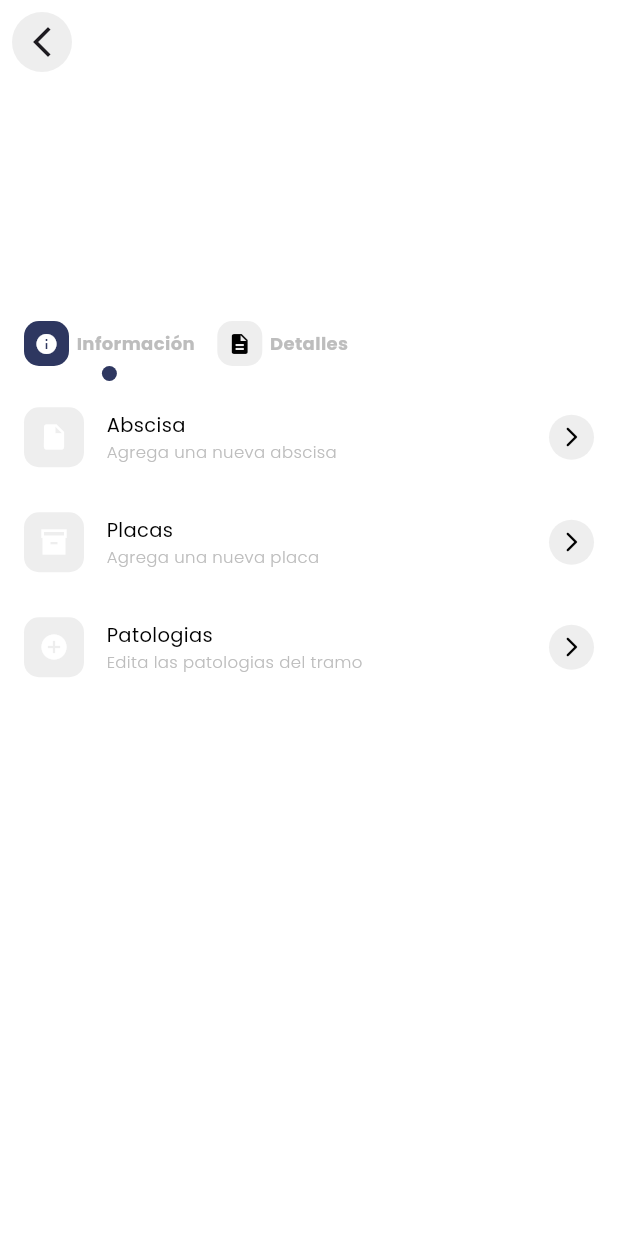
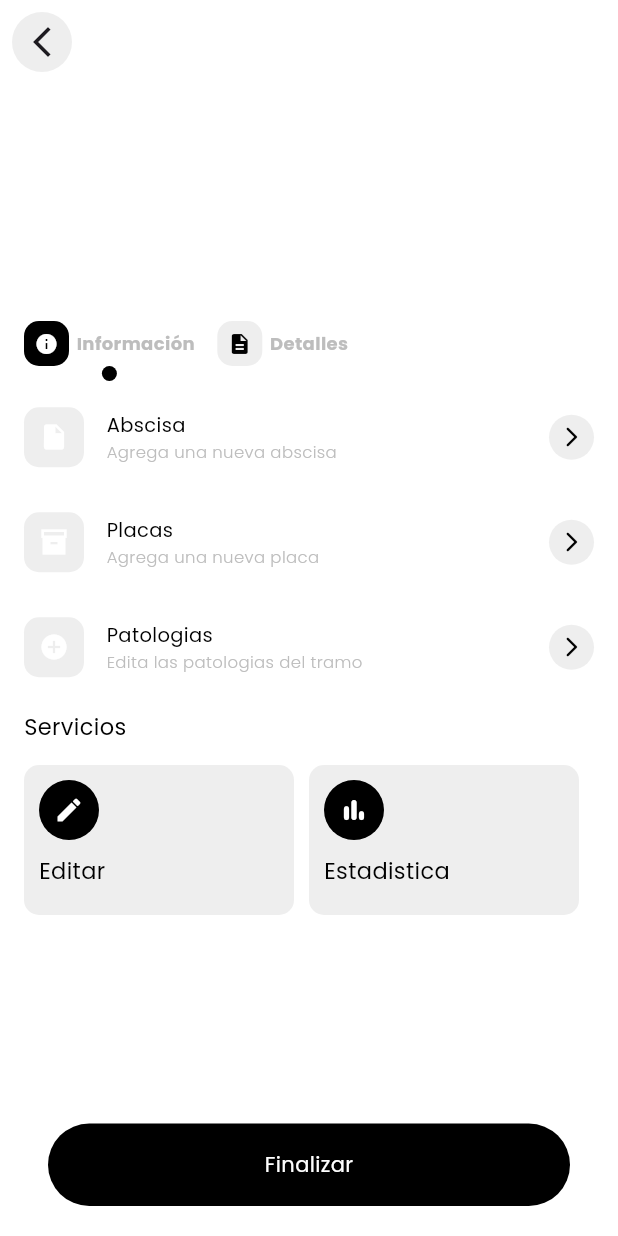
Before and after one commit to davidmateus1202/App_flutter_mobil_proyecto_final, a Flutter app: the ProjectDetails screen opened directly with empty values, on a phone screen of 412 x 824 dp. Run offline on Flutter 3.47's test engine with Material 3 defaults, Android fonts, the phone set to English and light mode, and no system bars; our stand-ins replace cached_network_image, geolocator, google_maps_flutter, hexcolor, image_picker, percent_indicator and 2 more; accounts and stored records are empty; network calls fail.

Commit message:
configuracion de navegacion para la edicion de la informacion y cambio de colores principales de la aplicacion

```diff
--- a/lib/Screens/Auth/login.dart
+++ b/lib/Screens/Auth/login.dart
@@ -32,7 +32,7 @@ class _LoginState extends State<Login> {
         mainAxisAlignment: MainAxisAlignment.center,
         crossAxisAlignment: CrossAxisAlignment.center,
         children: [
-          Image.asset('assets/images/fondo.png'),
+          Image.asset('assets/images/icon.png'),
           TextWidget(text: 'Inicio de Sesion', fontSize: 25, fontWeight: FontWeight.w500),
           ButtonCustom(context: context, onPressed: () async {formLogin(context);}, text: 'Ingresar'),
           _buildButtonRegister(),
--- a/lib/Screens/project_details.dart
+++ b/lib/Screens/project_details.dart
@@ -2,8 +2,10 @@ import 'package:diapce/Controllers/project_controller.dart';
 import 'package:diapce/Providers/slab_provider.dart';
 import 'package:diapce/Screens/abscisa.dart';
 import 'package:diapce/Screens/Pathologies/pathologies.dart';
+import 'package:diapce/Screens/project_edit.dart';
 import 'package:diapce/Screens/slab.dart';
 import 'package:diapce/Theme/app.dart';
+import 'package:diapce/Widgets/button_custom.dart';
 import 'package:diapce/Widgets/custom_app_bar.dart';
 import 'package:diapce/Widgets/loading_screen.dart';
 import 'package:diapce/Widgets/text_widget.dart';
@@ -59,11 +61,15 @@ class _ProjectDetailsState extends State<ProjectDetails> {
         slab.clearSlabs(),
         Navigator.pop(context)
       }),
-      body: Padding(
+      body: loading
+              ? LoadingScreen()
+              : Padding(
                 padding: const EdgeInsets.symmetric(horizontal: 16),
-        child: loading
-              ? LoadingScreen()
-              : Column(
+                child: Column(
+                  children: [
+                    Expanded(
+                      child: SingleChildScrollView(
+                        child: Column(
                             mainAxisAlignment: MainAxisAlignment.start,
                             crossAxisAlignment: CrossAxisAlignment.start,
                             children: [
@@ -73,6 +79,14 @@ class _ProjectDetailsState extends State<ProjectDetails> {
                               SizedBox(height: 50),
                               _buildControl(),
                               _buildInformation(abscisa, slab),
+                            ],
+                          ),
+                      ),
+                    ),
+                    Padding(
+                      padding: const EdgeInsets.symmetric(vertical: 20, horizontal: 16),
+                      child: ButtonCustom(context: context, onPressed: () async {}, text: 'Finalizar'),
+                    )
                   ],
                 ),
               ),
@@ -148,11 +162,19 @@ class _ProjectDetailsState extends State<ProjectDetails> {
   }
 
   Widget _buildInformation(AbscisaProvider abscisa, SlabProvider slab) {
+    return selected == 'Información'
+        ? _buildButtonRegisterDetails(abscisa, slab)
+        : Container();
+  }
+
+  Widget _buildButtonRegisterDetails(AbscisaProvider abscisa, SlabProvider slab) {
     return Container(
       width: MediaQuery.of(context).size.width,
       margin: EdgeInsets.only(top: 10),
       child: Column(
         spacing: 15,
+        mainAxisAlignment: MainAxisAlignment.start,
+        crossAxisAlignment: CrossAxisAlignment.start,
         children: [
           _buildButtonInformation(
             icon: Icons.insert_drive_file,
@@ -187,6 +209,12 @@ class _ProjectDetailsState extends State<ProjectDetails> {
             },
             object: slab.countSlabs == 0 ? null : slab.slabs,
           ),
+          TextWidget(
+            text: 'Servicios',
+            fontSize: 15,
+            fontWeight: FontWeight.w500,
+          ),
+          _buildListViewButton()
         ],
       ),
     );
@@ -239,4 +267,62 @@ class _ProjectDetailsState extends State<ProjectDetails> {
       ),
     );
   }
+
+  Widget _buildListViewButton() {
+    return SizedBox(
+      height: 100,
+      child: Row(
+        children: [
+            _buildButtonService(
+              'Editar',
+              Icon(Icons.edit, color: Colors.white, size: 20),
+              () {
+                Navigator.push(context, MaterialPageRoute(builder: (context) => ProjectEdit()));
               }
+            ),
+            _buildButtonService(
+              'Estadistica',
+              Icon(Icons.bar_chart_rounded, color: Colors.white, size: 20),
+              () {
+                // Implementar la acción de editar
+              }
+            ),
+        ]
+      )
+    );
+  }
+
+  Widget _buildButtonService(String title, Icon icon, Function onPressed) {
+    return Expanded(
+      child: GestureDetector(
+        onTap: () => onPressed(),
+        child: Container(
+        margin: EdgeInsets.only(right: 10),
+        padding: EdgeInsets.all(10),
+        decoration: BoxDecoration(
+          color: Colors.grey[200],
+          borderRadius: BorderRadius.circular(10),
+        ),
+        child: Column(
+          mainAxisAlignment: MainAxisAlignment.start,
+          crossAxisAlignment: CrossAxisAlignment.start,
+          spacing: 10,
+          children: [
+            Container(
+              width: 40,
+              height: 40,
+              decoration: BoxDecoration(
+                  color: Colors.black, borderRadius: BorderRadius.circular(25)),
+              child: icon,
+            ),
+            TextWidget(
+                text: title,
+                fontSize: 15,
+                fontWeight: FontWeight.w500,
+                color: Colors.black),
+          ],
+        ),
+            ),
+      ));
+  }
+}
--- a/lib/Services/base_url.dart
+++ b/lib/Services/base_url.dart
@@ -1,3 +1,3 @@
 class BaseUrl {
-  static String baseUrl = 'http://10.13.128.73:8000//api';
+  static String baseUrl = 'https://diapce-system.com.co/api';
 }
--- a/lib/Theme/app.dart
+++ b/lib/Theme/app.dart
@@ -2,7 +2,7 @@ import 'package:flutter/material.dart';
 import 'package:hexcolor/hexcolor.dart';
 
 class App {
-  static Color primaryColor = HexColor('#2E3760');
+  static Color primaryColor = HexColor('#000000');
   static Color grayColor = HexColor('#f7f7f7');
   static Color secondaryColor = HexColor('#f0e000');
 }
--- a/lib/Widgets/header.dart
+++ b/lib/Widgets/header.dart
@@ -28,7 +28,6 @@ class Header extends StatelessWidget {
         mainAxisAlignment: MainAxisAlignment.start,
         crossAxisAlignment: CrossAxisAlignment.start,
         children: [
-          TextWidget(text: 'Nuevo', fontSize: 25, color: Colors.white, fontWeight: FontWeight.w500),
           TextWidget(text: title, fontSize: 30, color: Colors.white, fontWeight: FontWeight.w500),
           TextWidget(text: subtitle, fontSize: 12, color: App.grayColor, fontWeight: FontWeight.w300),
         ],
```
Also changed, not shown: lib/Api/projects_api.dart (+23 -0 lines), lib/Controllers/project_controller.dart (+53 -0 lines), lib/Providers/pathologies_provider.dart (+7 -0 lines), lib/Screens/Pathologies/pathologies.dart (+4 -4 lines), lib/Screens/Pathologies/search_pathologies.dart (+14 -5 lines), lib/Screens/project_edit.dart (added, +233 -0 lines), assets/images/icon.png (added). Lines whose indentation alone changed are shown as unchanged.
